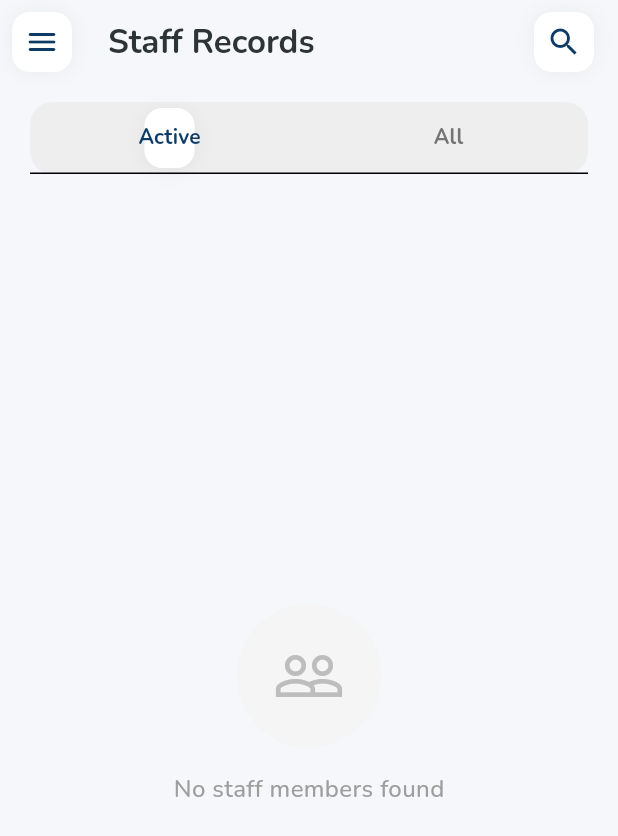
After one commit to kisakyebena/Group-seven, a Flutter app: the ViewStaffScreen screen opened directly, on a phone screen of 412 x 824 dp. The commit adds this screen. Shown: the top 836 px of the screen. Run offline on Flutter 3.47's test engine with Material 3 defaults, Android fonts, the phone set to English and light mode, and no system bars; our stand-ins replace cloud_firestore, firebase_auth, firebase_core, google_fonts, table_calendar; accounts and stored records are empty.

Commit message:
initiate commit

```diff
--- /dev/null
+++ b/lib/screens/view_staff_screen.dart
@@ -0,0 +1,376 @@
+import 'package:flutter/material.dart';
+import '../widgets/custom_drawer.dart';
+import '../services/auth_service.dart';
+import '../models/app_user.dart';
+
+class ViewStaffScreen extends StatefulWidget {
+  const ViewStaffScreen({super.key});
+
+  @override
+  State<ViewStaffScreen> createState() => _ViewStaffScreenState();
+}
+
+class _ViewStaffScreenState extends State<ViewStaffScreen>
+    with SingleTickerProviderStateMixin {
+  final AuthService _authService = AuthService();
+  final TextEditingController _searchController = TextEditingController();
+  late TabController _tabController;
+  String _searchQuery = '';
+  bool _isSearching = false;
+
+  @override
+  void initState() {
+    super.initState();
+    _tabController = TabController(length: 2, vsync: this);
+  }
+
+  @override
+  void dispose() {
+    _tabController.dispose();
+    _searchController.dispose();
+    super.dispose();
+  }
+
+  @override
+  Widget build(BuildContext context) {
+    return Scaffold(
+      backgroundColor: const Color(0xFFF5F7FA),
+      drawer: const CustomDrawer(),
+      appBar: AppBar(
+        elevation: 0,
+        backgroundColor: Colors.transparent,
+        leading: Builder(
+          builder: (context) => IconButton(
+            icon: Container(
+              padding: const EdgeInsets.all(8),
+              decoration: BoxDecoration(
+                color: Colors.white,
+                borderRadius: BorderRadius.circular(12),
+                boxShadow: [
+                  BoxShadow(
+                    color: Colors.black.withOpacity(0.05),
+                    blurRadius: 10,
+                  ),
+                ],
+              ),
+              child: const Icon(Icons.menu_rounded, color: Color(0xFF0D3B66)),
+            ),
+            onPressed: () => Scaffold.of(context).openDrawer(),
+          ),
+        ),
+        title: _isSearching
+            ? TextField(
+                controller: _searchController,
+                autofocus: true,
+                decoration: InputDecoration(
+                  hintText: 'Search staff...',
+                  hintStyle: TextStyle(color: Colors.grey.shade400),
+                  border: InputBorder.none,
+                ),
+                style: const TextStyle(fontSize: 16),
+                onChanged: (value) {
+                  setState(() => _searchQuery = value.toLowerCase());
+                },
+              )
+            : const Text(
+                'Staff Records',
+                style: TextStyle(
+                  color: Color(0xFF2D3436),
+                  fontWeight: FontWeight.bold,
+                ),
+              ),
+        actions: [
+          IconButton(
+            icon: Container(
+              padding: const EdgeInsets.all(8),
+              decoration: BoxDecoration(
+                color: Colors.white,
+                borderRadius: BorderRadius.circular(12),
+                boxShadow: [
+                  BoxShadow(
+                    color: Colors.black.withOpacity(0.05),
+                    blurRadius: 10,
+                  ),
+                ],
+              ),
+              child: Icon(
+                _isSearching ? Icons.close : Icons.search,
+                color: const Color(0xFF0D3B66),
+              ),
+            ),
+            onPressed: () {
+              setState(() {
+                _isSearching = !_isSearching;
+                if (!_isSearching) {
+                  _searchController.clear();
+                  _searchQuery = '';
+                }
+              });
+            },
+          ),
+          const SizedBox(width: 8),
+        ],
+        bottom: PreferredSize(
+          preferredSize: const Size.fromHeight(60),
+          child: Container(
+            margin: const EdgeInsets.symmetric(horizontal: 20),
+            decoration: BoxDecoration(
+              color: Colors.grey.shade200,
+              borderRadius: BorderRadius.circular(15),
+            ),
+            child: TabBar(
+              controller: _tabController,
+              indicator: BoxDecoration(
+                color: Colors.white,
+                borderRadius: BorderRadius.circular(12),
+                boxShadow: [
+                  BoxShadow(
+                    color: Colors.black.withOpacity(0.05),
+                    blurRadius: 10,
+                    offset: const Offset(0, 2),
+                  ),
+                ],
+              ),
+              indicatorPadding: const EdgeInsets.all(4),
+              labelColor: const Color(0xFF0D3B66),
+              unselectedLabelColor: Colors.grey.shade600,
+              labelStyle: const TextStyle(
+                fontWeight: FontWeight.bold,
+                fontSize: 14,
+              ),
+              tabs: const [
+                Tab(text: 'Active'),
+                Tab(text: 'All'),
+              ],
+            ),
+          ),
+        ),
+      ),
+      body: TabBarView(
+        controller: _tabController,
+        children: [
+          _buildStaffList(true),
+          _buildStaffList(false),
+        ],
+      ),
+    );
+  }
+
+  Widget _buildStaffList(bool activeOnly) {
+    return StreamBuilder<List<AppUser>>(
+      stream: _authService.getStaffStream(),
+      builder: (context, snapshot) {
+        if (snapshot.connectionState == ConnectionState.waiting) {
+          return _buildLoadingState();
+        }
+
+        if (snapshot.hasError) {
+          return Center(
+            child: Column(
+              mainAxisAlignment: MainAxisAlignment.center,
+              children: [
+                Icon(Icons.error_outline, size: 48, color: Colors.grey.shade400),
+                const SizedBox(height: 16),
+                Text(
+                  'Error loading staff',
+                  style: TextStyle(color: Colors.grey.shade600),
+                ),
+              ],
+            ),
+          );
+        }
+
+        List<AppUser> staff = snapshot.data ?? [];
+
+        if (_searchQuery.isNotEmpty) {
+          staff = staff.where((s) {
+            return s.name.toLowerCase().contains(_searchQuery) ||
+                s.email.toLowerCase().contains(_searchQuery);
+          }).toList();
+        }
+
+        if (staff.isEmpty) {
+          return _buildEmptyState();
+        }
+
+        return RefreshIndicator(
+          onRefresh: () async {},
+          color: const Color(0xFF0D3B66),
+          child: ListView.builder(
+            padding: const EdgeInsets.all(20),
+            itemCount: staff.length,
+            itemBuilder: (context, index) {
+              final staffMember = staff[index];
+              return _buildStaffCard(staffMember);
+            },
+          ),
+        );
+      },
+    );
+  }
+
+  Widget _buildStaffCard(AppUser staff) {
+    return Container(
+      margin: const EdgeInsets.only(bottom: 12),
+      child: Material(
+        color: Colors.white,
+        borderRadius: BorderRadius.circular(20),
+        elevation: 2,
+        shadowColor: Colors.black.withOpacity(0.05),
+        child: Padding(
+          padding: const EdgeInsets.all(16),
+          child: Row(
+            children: [
+              Container(
+                width: 50,
+                height: 50,
+                decoration: BoxDecoration(
+                  gradient: const LinearGradient(
+                    colors: [Color(0xFF4A90E2), Color(0xFF357ABD)],
+                  ),
+                  borderRadius: BorderRadius.circular(15),
+                ),
+                child: const Icon(
+                  Icons.person,
+                  color: Colors.white,
+                  size: 24,
+                ),
+              ),
+              const SizedBox(width: 16),
+              Expanded(
+                child: Column(
+                  crossAxisAlignment: CrossAxisAlignment.start,
+                  children: [
+                    Text(
+                      staff.name,
+                      style: const TextStyle(
+                        fontSize: 16,
+                        fontWeight: FontWeight.w700,
+                        color: Color(0xFF2D3436),
+                      ),
+                    ),
+                    const SizedBox(height: 4),
+                    Row(
+                      children: [
+                        const Icon(Icons.email_outlined,
+                            size: 14, color: Colors.grey),
+                        const SizedBox(width: 4),
+                        Expanded(
+                          child: Text(
+                            staff.email,
+                            style: TextStyle(
+                              fontSize: 13,
+                              color: Colors.grey.shade600,
+                            ),
+                            overflow: TextOverflow.ellipsis,
+                          ),
+                        ),
+                      ],
+                    ),
+                  ],
+                ),
+              ),
+              Container(
+                padding:
+                    const EdgeInsets.symmetric(horizontal: 10, vertical: 4),
+                decoration: BoxDecoration(
+                  color: const Color(0xFF4A90E2).withOpacity(0.1),
+                  borderRadius: BorderRadius.circular(8),
+                ),
+                child: Text(
+                  'Staff',
+                  style: TextStyle(
+                    color: const Color(0xFF4A90E2),
+                    fontSize: 11,
+                    fontWeight: FontWeight.w600,
+                  ),
+                ),
+              ),
+            ],
+          ),
+        ),
+      ),
+    );
+  }
+
+  Widget _buildLoadingState() {
+    return ListView.builder(
+      padding: const EdgeInsets.all(20),
+      itemCount: 5,
+      itemBuilder: (context, index) {
+        return Container(
+          margin: const EdgeInsets.only(bottom: 12),
+          padding: const EdgeInsets.all(16),
+          decoration: BoxDecoration(
+            color: Colors.white,
+            borderRadius: BorderRadius.circular(20),
+          ),
+          child: Row(
+            children: [
+              Container(
+                width: 50,
+                height: 50,
+                decoration: BoxDecoration(
+                  color: Colors.grey.shade200,
+                  borderRadius: BorderRadius.circular(15),
+                ),
+              ),
+              const SizedBox(width: 16),
+              Expanded(
+                child: Column(
+                  crossAxisAlignment: CrossAxisAlignment.start,
+                  children: [
+                    Container(
+                      width: 150,
+                      height: 16,
+                      decoration: BoxDecoration(
+                        color: Colors.grey.shade200,
+                        borderRadius: BorderRadius.circular(4),
+                      ),
+                    ),
+                    const SizedBox(height: 8),
+                    Container(
+                      width: 100,
+                      height: 12,
+                      decoration: BoxDecoration(
+                        color: Colors.grey.shade200,
+                        borderRadius: BorderRadius.circular(4),
+                      ),
+                    ),
+                  ],
+                ),
+              ),
+            ],
+          ),
+        );
+      },
+    );
+  }
+
+  Widget _buildEmptyState() {
+    return Center(
+      child: Column(
+        mainAxisAlignment: MainAxisAlignment.center,
+        children: [
+          Container(
+            padding: const EdgeInsets.all(24),
+            decoration: BoxDecoration(
+              color: Colors.grey.shade100,
+              shape: BoxShape.circle,
+            ),
+            child: Icon(Icons.people_outline, size: 48, color: Colors.grey.shade400),
+          ),
+          const SizedBox(height: 16),
+          Text(
+            'No staff members found',
+            style: TextStyle(
+              fontSize: 16,
+              color: Colors.grey.shade500,
+              fontWeight: FontWeight.w500,
+            ),
+          ),
+        ],
+      ),
+    );
+  }
+}
```
Also changed, not shown: lib/screens/dashboard_screen.dart (+20 -3 lines), lib/services/auth_service.dart (+9 -0 lines), lib/widgets/custom_drawer.dart (+16 -0 lines).
